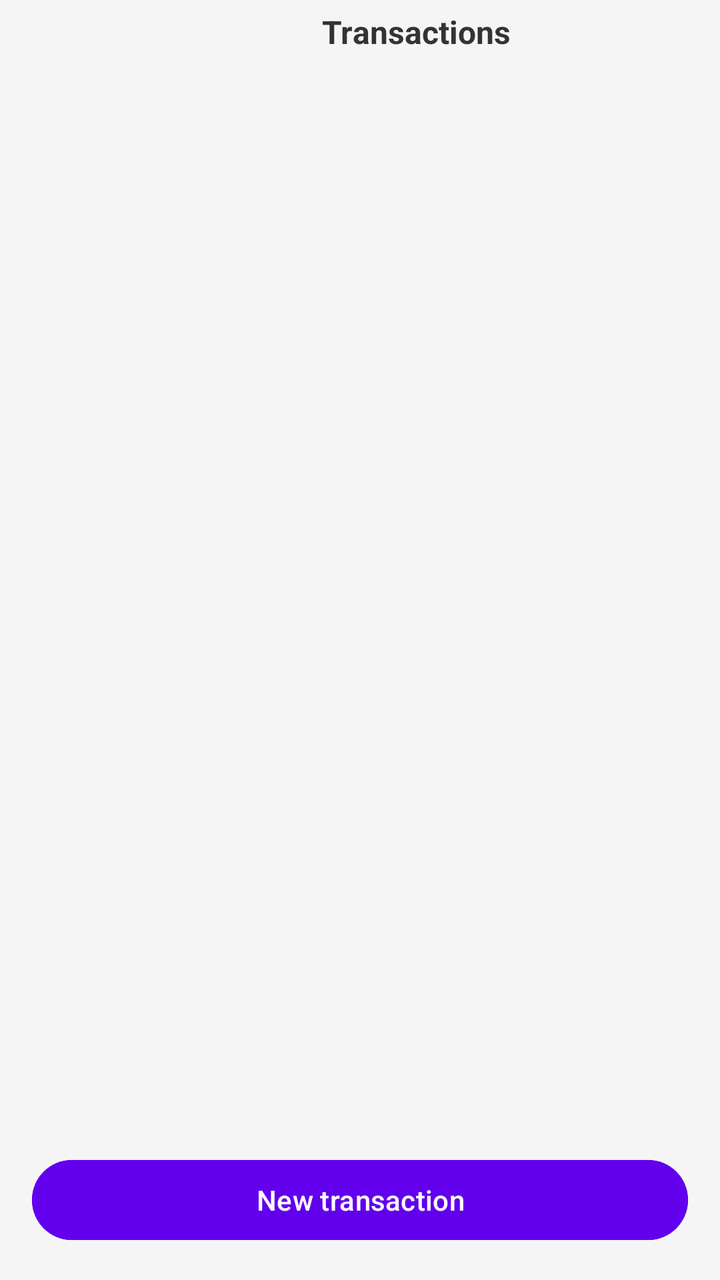
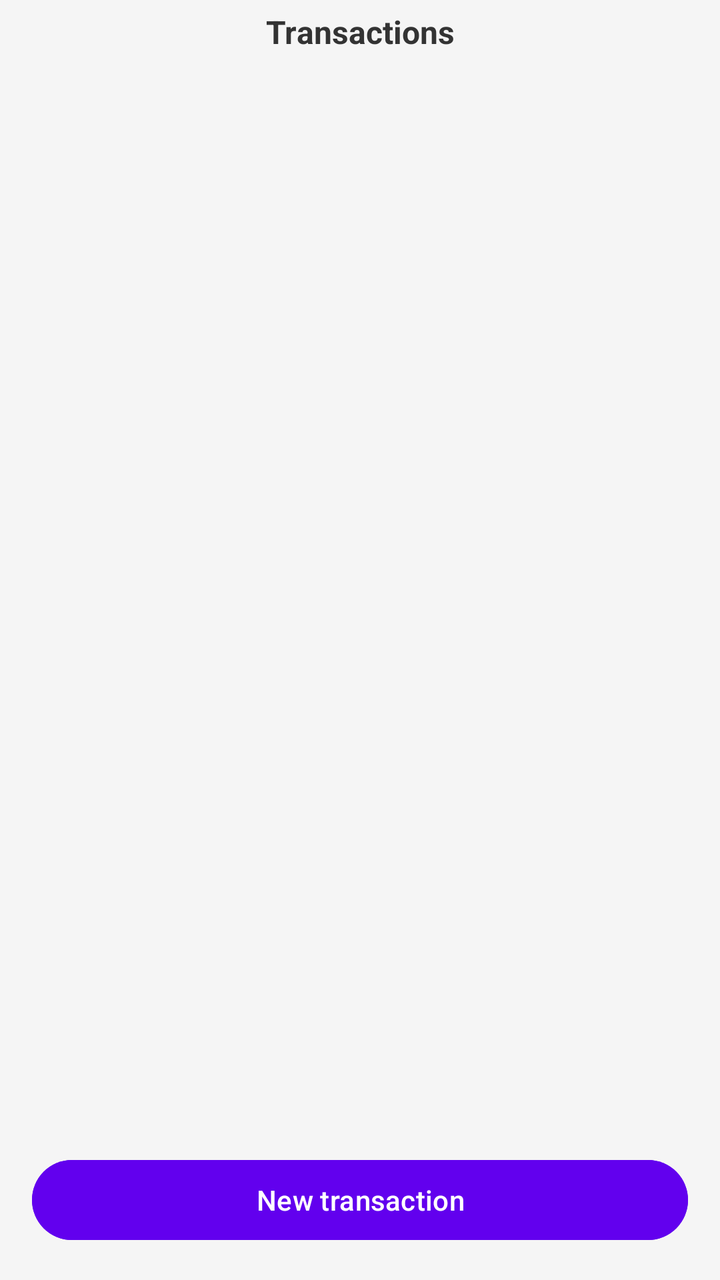

An Android layout rendered at two revisions. The XML below is the earlier revision; the diff shows what the commit changed to produce the second picture.
<!-- AndroidManifest.xml: application theme Theme.PortfolioViewer -->
<!-- res/layout/transactions_activity.xml -->
<?xml version="1.0" encoding="utf-8"?>
<androidx.constraintlayout.widget.ConstraintLayout xmlns:android="http://schemas.android.com/apk/res/android"
    xmlns:app="http://schemas.android.com/apk/res-auto"
    xmlns:tools="http://schemas.android.com/tools"
    android:id="@+id/home"
    android:layout_width="match_parent"
    android:layout_height="match_parent"
    tools:context=".MainActivity"
    android:background="#F5F5F5">

    <TextView
        android:id="@+id/transactionsText"
        android:layout_width="wrap_content"
        android:layout_height="wrap_content"
        android:layout_marginStart="156dp"
        android:gravity="start"
        android:padding="5dp"
        android:text="Transactions"
        android:textColor="#333"
        android:textSize="16sp"
        android:textStyle="bold"
        app:layout_constraintStart_toStartOf="parent"
        app:layout_constraintTop_toTopOf="parent" />


    <androidx.recyclerview.widget.RecyclerView
        android:id="@+id/transactionsRecycler"
        android:layout_width="0dp"
        android:layout_height="0dp"
        app:layout_constraintTop_toBottomOf="@id/transactionsText"
        app:layout_constraintBottom_toTopOf="@id/newTransactionButton"
        app:layout_constraintStart_toStartOf="parent"
        app:layout_constraintEnd_toEndOf="parent"/>

    <Button
        android:id="@+id/newTransactionButton"
        android:layout_width="0dp"
        android:layout_height="wrap_content"
        android:text="New transaction"
        android:textAllCaps="false"
        android:backgroundTint="#6200EE"
        android:textColor="#FFFFFF"
        android:layout_marginStart="16dp"
        android:layout_marginEnd="16dp"
        android:layout_marginBottom="16dp"
        app:layout_constraintBottom_toBottomOf="parent"
        app:layout_constraintStart_toStartOf="parent"
        app:layout_constraintEnd_toEndOf="parent"/>




</androidx.constraintlayout.widget.ConstraintLayout>
<!-- resources referenced by this layout -->
<resources>
  <style name="Theme.PortfolioViewer" parent="Base.Theme.PortfolioViewer" />
  <style name="Base.Theme.PortfolioViewer" parent="Theme.Material3.DayNight.NoActionBar">
          
          
      </style>
</resources>

<!-- the commit's change to res/layout/transactions_activity.xml (unified diff, before → after) -->
@@ -12,16 +12,14 @@
         android:id="@+id/transactionsText"
         android:layout_width="wrap_content"
         android:layout_height="wrap_content"
-        android:layout_marginStart="156dp"
-        android:gravity="start"
         android:padding="5dp"
         android:text="Transactions"
         android:textColor="#333"
         android:textSize="16sp"
         android:textStyle="bold"
+        app:layout_constraintTop_toTopOf="parent"
         app:layout_constraintStart_toStartOf="parent"
-        app:layout_constraintTop_toTopOf="parent" />
-
+        app:layout_constraintEnd_toEndOf="parent" />
 
     <androidx.recyclerview.widget.RecyclerView
         android:id="@+id/transactionsRecycler"
@@ -47,7 +45,4 @@
         app:layout_constraintStart_toStartOf="parent"
         app:layout_constraintEnd_toEndOf="parent"/>
 
-
-
-
 </androidx.constraintlayout.widget.ConstraintLayout>
